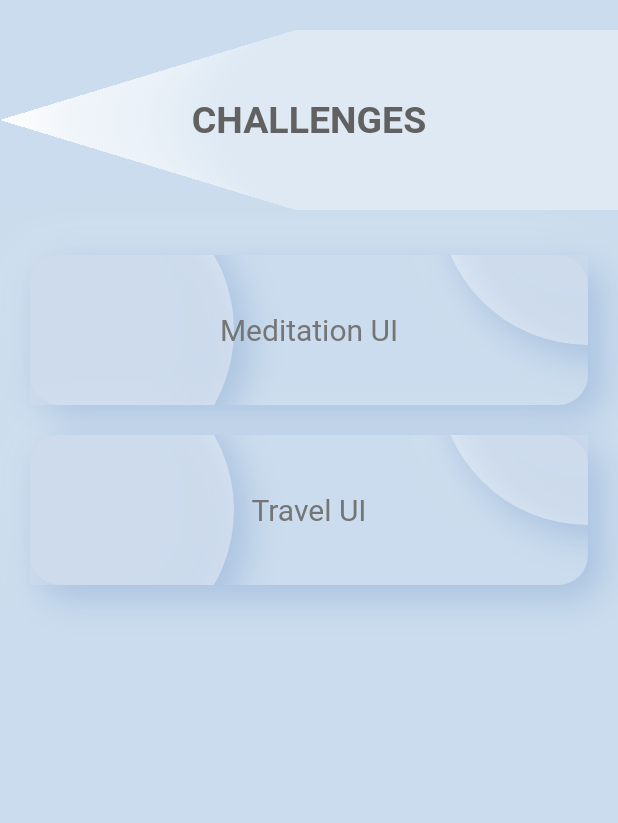
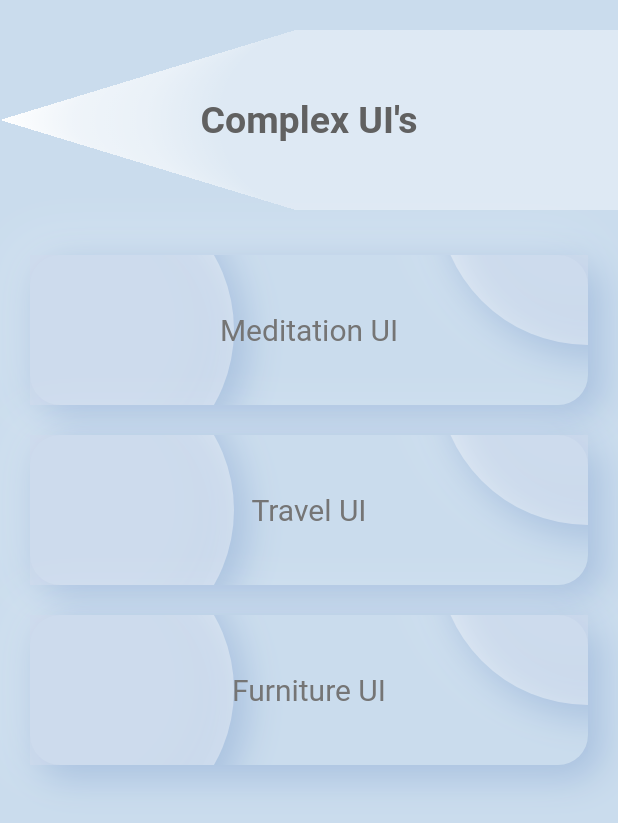
Before and after one commit to jbjason/complex_ui, a Flutter app: the screen it shows after launch, on a phone screen of 412 x 824 dp. Shown: the top 823 px of the screen. Run offline on Flutter 3.47's test engine with Material 2 defaults, Android fonts, the phone set to English and light mode, and no system bars.

Commit message:
Update home_screen.dart

```diff
--- a/lib/home_screen.dart
+++ b/lib/home_screen.dart
@@ -15,7 +15,7 @@ class HomeScreen extends StatelessWidget {
         child: SingleChildScrollView(
           child: Column(
             children: [
-              const HomeTitle(title: 'CHALLENGES'),
+              const HomeTitle(title: 'Complex UI\'s'),
               _project(),
             ],
           ),
@@ -28,6 +28,7 @@ class HomeScreen extends StatelessWidget {
         children: const [
           HomeButton(title: 'Meditation UI', route: MedWelScreen()),
           HomeButton(title: 'Travel UI', route: TravWelScreen()),
+          HomeButton(title: 'Furniture UI', route: TravWelScreen()),
         ],
       );
 }
```
